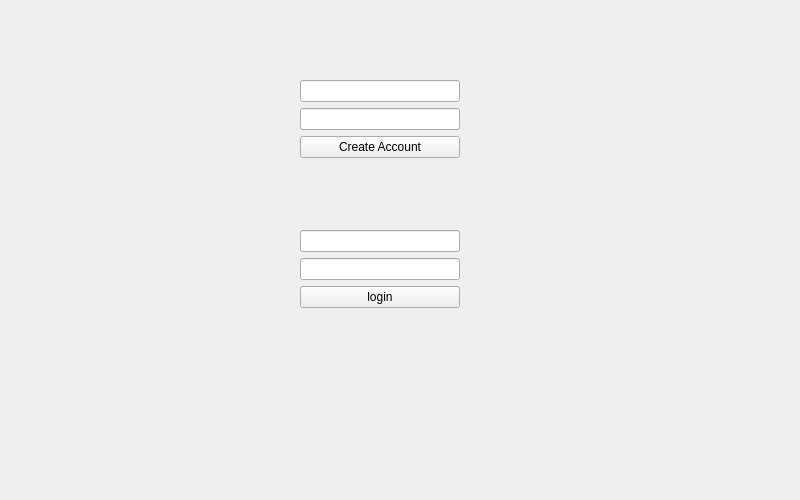
First picture: the form in Login.ui, repository Mjolksaft/Grupp-13, before the edit.
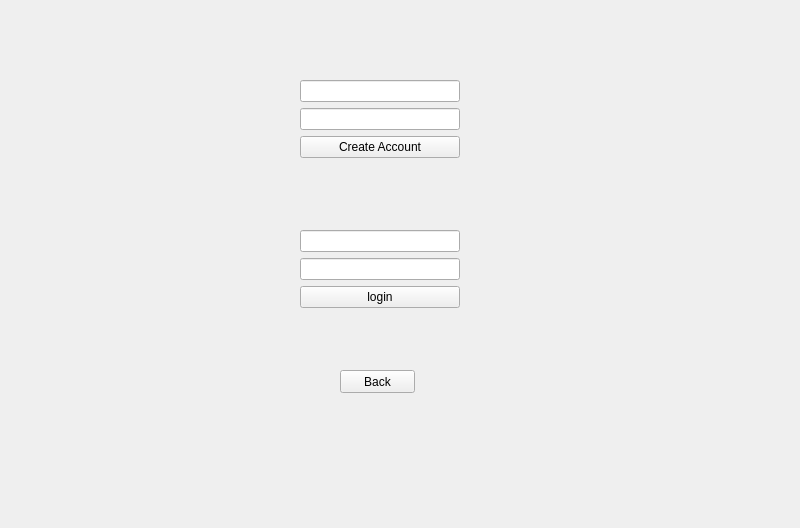
Second picture: the form after the edit.

Commit message: Able to change window

The edit to the form file:
```diff
--- a/Login.ui
+++ b/Login.ui
@@ -7,7 +7,7 @@
     <x>0</x>
     <y>0</y>
     <width>800</width>
-    <height>500</height>
+    <height>528</height>
    </rect>
   </property>
   <property name="windowTitle">
@@ -79,6 +79,19 @@
     </item>
    </layout>
   </widget>
+  <widget class="QPushButton" name="back">
+   <property name="geometry">
+    <rect>
+     <x>340</x>
+     <y>370</y>
+     <width>75</width>
+     <height>23</height>
+    </rect>
+   </property>
+   <property name="text">
+    <string>Back</string>
+   </property>
+  </widget>
  </widget>
  <resources/>
  <connections/>
```
The commit also changes 2 other files.
